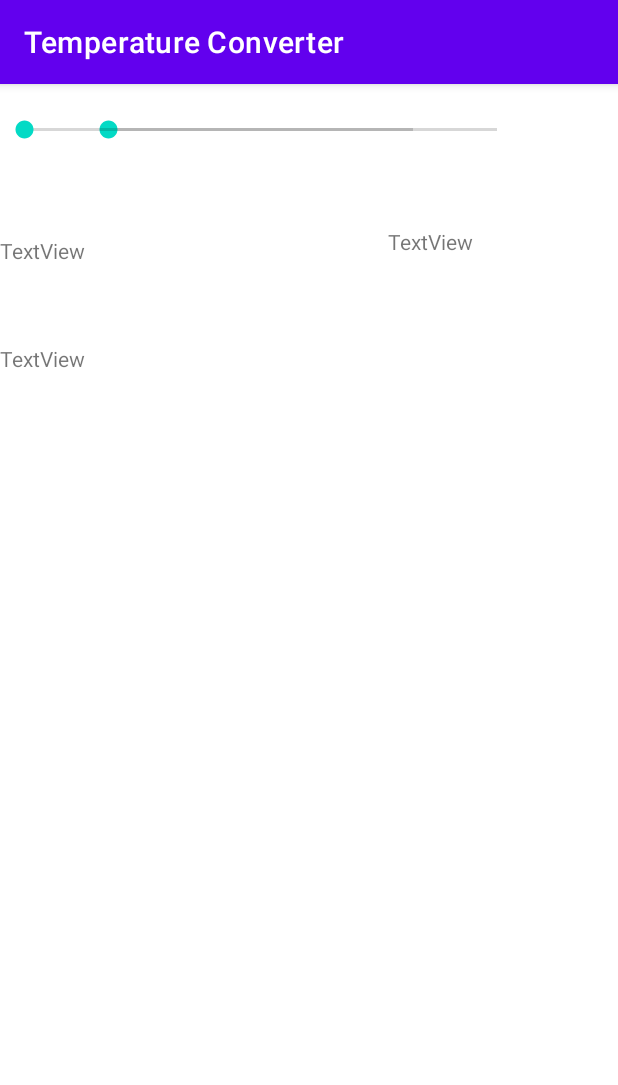
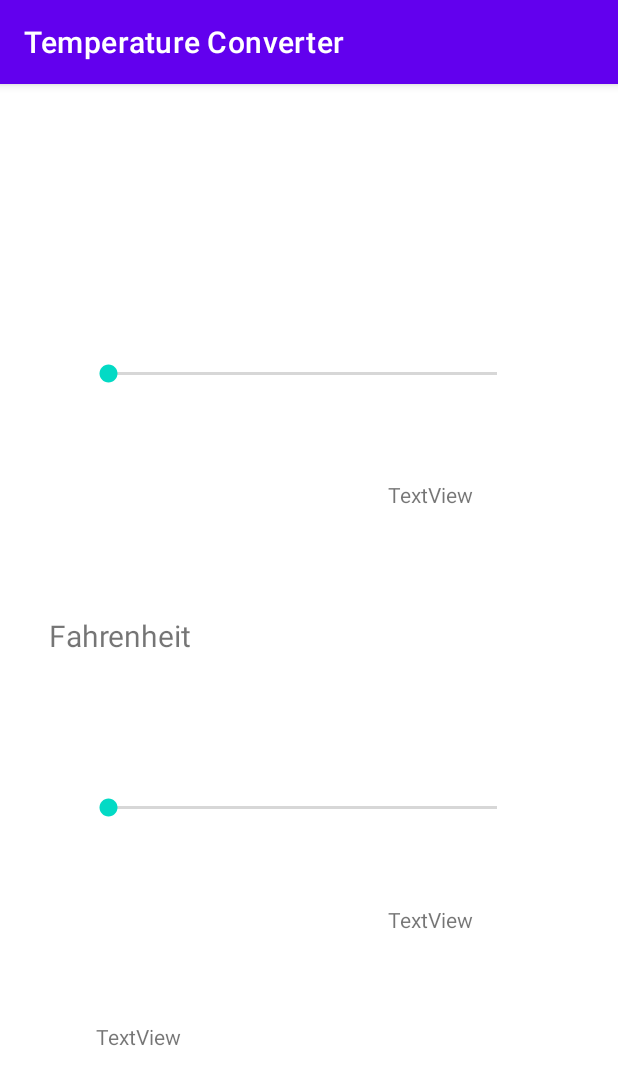
Before and after one commit to BUCS501/Temperature_Converter, an Android app: the screen it shows after launch (MainActivity), on a phone screen of 412 x 824 dp. Shown: the top 1085 px of the screen. Run offline under Robolectric (Android 15) with nearby library versions, the phone set to English and light mode, and no system bars.

```diff
--- a/app/src/main/java/com/example/temperatureconverter/MainActivity.java
+++ b/app/src/main/java/com/example/temperatureconverter/MainActivity.java
@@ -3,12 +3,40 @@ package com.example.temperatureconverter;
 import androidx.appcompat.app.AppCompatActivity;
 
 import android.os.Bundle;
+import android.view.View;
+import android.widget.Button;
+import android.widget.EditText;
+import android.widget.RadioButton;
+import android.widget.RadioGroup;
+import android.widget.SeekBar;
+import android.widget.TextView;
+import android.widget.Toast;
 
 public class MainActivity extends AppCompatActivity {
+
+    private TextView celsius_text;
+    private TextView fahr_text;
+    private TextView celsius_val;
+    private TextView fahr_val;
+    private TextView msg;
+    private SeekBar celsius_seekbar;
+    private SeekBar fahr_seekbar;
 
     @Override
     protected void onCreate(Bundle savedInstanceState) {
         super.onCreate(savedInstanceState);
         setContentView(R.layout.activity_main);
+
+        celsius_text = (TextView) findViewById(R.id.celsius_text);
+        fahr_text = (TextView) findViewById(R.id.fahr_text);
+
+        celsius_val = (TextView) findViewById(R.id.celsius_val);
+        fahr_val = (TextView) findViewById(R.id.fahr_val);
+
+        msg = (TextView) findViewById(R.id.msg);
+
+        celsius_seekbar = (SeekBar) findViewById(R.id.celsius_seekbar);
+        fahr_seekbar = (SeekBar) findViewById(R.id.fahr_seekBar);
+
     }
 }
--- a/app/src/main/res/layout/activity_main.xml
+++ b/app/src/main/res/layout/activity_main.xml
@@ -10,23 +10,27 @@
         android:id="@+id/celsius_text"
         android:layout_width="158dp"
         android:layout_height="58dp"
+        android:layout_marginStart="56dp"
         android:layout_marginBottom="36dp"
-        android:text="TextView"
         app:layout_constraintBottom_toTopOf="@+id/celsius_seekbar"
+        app:layout_constraintStart_toStartOf="parent"
         app:layout_constraintTop_toTopOf="parent"
-        app:layout_constraintVertical_bias="0.917"
-        tools:layout_editor_absoluteX="61dp" />
+        app:layout_constraintVertical_bias="0.846" />
 
     <TextView
         android:id="@+id/fahr_text"
         android:layout_width="158dp"
         android:layout_height="58dp"
+        android:layout_marginEnd="44dp"
         android:layout_marginBottom="40dp"
-        android:text="TextView"
+        android:text="Fahrenheit"
+        android:textSize="20sp"
         app:layout_constraintBottom_toTopOf="@+id/fahr_seekBar"
+        app:layout_constraintEnd_toStartOf="@+id/celsius_val"
+        app:layout_constraintHorizontal_bias="0.577"
+        app:layout_constraintStart_toStartOf="parent"
         app:layout_constraintTop_toBottomOf="@+id/celsius_seekbar"
-        app:layout_constraintVertical_bias="1.0"
-        tools:layout_editor_absoluteX="61dp" />
+        app:layout_constraintVertical_bias="1.0" />
 
     <TextView
         android:id="@+id/fahr_val"
@@ -45,36 +49,41 @@
         android:layout_width="291dp"
         android:layout_height="61dp"
         android:layout_marginStart="56dp"
+        android:layout_marginTop="452dp"
         app:layout_constraintStart_toStartOf="parent"
-        tools:layout_editor_absoluteY="435dp" />
+        app:layout_constraintTop_toTopOf="parent" />
 
     <TextView
         android:id="@+id/celsius_val"
         android:layout_width="93dp"
         android:layout_height="45dp"
         android:layout_marginTop="40dp"
+        android:layout_marginEnd="60dp"
         android:text="TextView"
         app:layout_constraintBottom_toTopOf="@+id/fahr_seekBar"
+        app:layout_constraintEnd_toEndOf="parent"
         app:layout_constraintTop_toBottomOf="@+id/celsius_seekbar"
-        app:layout_constraintVertical_bias="0.0"
-        tools:layout_editor_absoluteX="258dp" />
+        app:layout_constraintVertical_bias="0.0" />
 
     <TextView
         android:id="@+id/msg"
         android:layout_width="283dp"
         android:layout_height="65dp"
+        android:layout_marginStart="64dp"
         android:layout_marginTop="112dp"
         android:text="TextView"
         app:layout_constraintBottom_toBottomOf="parent"
+        app:layout_constraintStart_toStartOf="parent"
         app:layout_constraintTop_toBottomOf="@+id/fahr_seekBar"
-        app:layout_constraintVertical_bias="0.0"
-        tools:layout_editor_absoluteX="64dp" />
+        app:layout_constraintVertical_bias="0.0" />
 
     <SeekBar
         android:id="@+id/celsius_seekbar"
         android:layout_width="291dp"
         android:layout_height="61dp"
-        tools:layout_editor_absoluteX="60dp"
-        tools:layout_editor_absoluteY="179dp" />
+        android:layout_marginStart="56dp"
+        android:layout_marginBottom="228dp"
+        app:layout_constraintBottom_toTopOf="@+id/fahr_seekBar"
+        app:layout_constraintStart_toStartOf="parent" />
 
 </androidx.constraintlayout.widget.ConstraintLayout>
```
